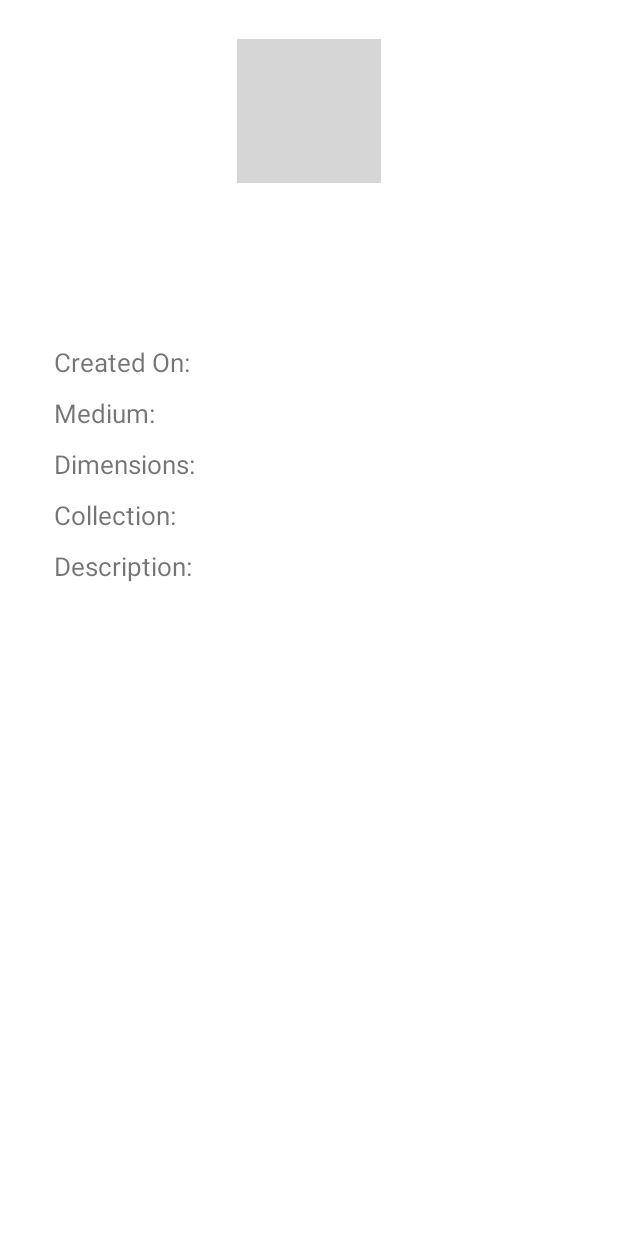
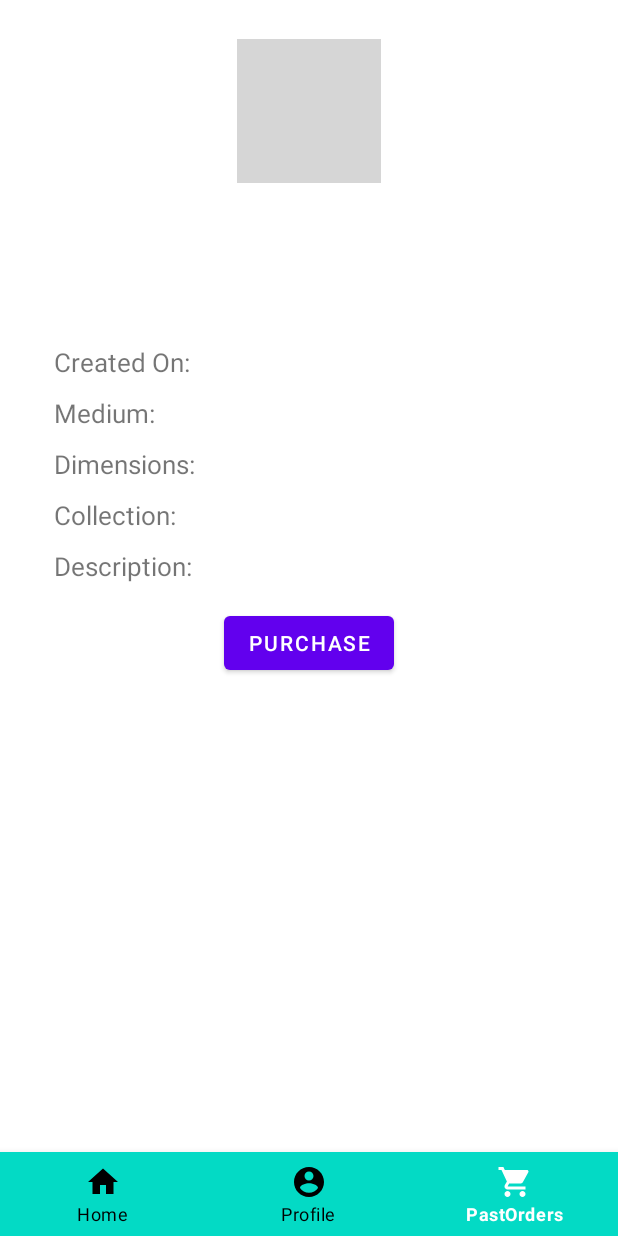
Before and after one commit to McGill-ECSE321-Fall2020/project-group-16, an Android app: the ViewArtwork screen opened directly, with no data from a screen before it, on a phone screen of 412 x 824 dp. Run offline under Robolectric (Android 15) with nearby library versions, the phone set to English and light mode, and no system bars; our stand-ins replace Picasso; libraries missing offline, so code that uses them is left out: com.loopj.android, cz.msebera.android; pictures from the network do not load; 1 statement that could not run was skipped; grey boxes are pictures that could not be loaded.

Commit message:
Finished view artwork functionality

```diff
--- a/ArtGalleryApplication-Android/app/src/main/java/ca/mcgill/ecse321/artgalleryapplication/Home.java
+++ b/ArtGalleryApplication-Android/app/src/main/java/ca/mcgill/ecse321/artgalleryapplication/Home.java
@@ -62,8 +62,6 @@ public class Home extends AppCompatActivity {
                 return false;
             }
         });
-
-
     }
 
     @Override
--- a/ArtGalleryApplication-Android/app/src/main/res/layout/activity_view_artwork.xml
+++ b/ArtGalleryApplication-Android/app/src/main/res/layout/activity_view_artwork.xml
@@ -1,15 +1,20 @@
 <?xml version="1.0" encoding="utf-8"?>
-<androidx.constraintlayout.widget.ConstraintLayout xmlns:android="http://schemas.android.com/apk/res/android"
+<RelativeLayout
+    xmlns:android="http://schemas.android.com/apk/res/android"
     xmlns:app="http://schemas.android.com/apk/res-auto"
     android:layout_width="match_parent"
     android:layout_height="match_parent"
-    android:paddingBottom="@dimen/activity_vertical_margin"
-    android:paddingLeft="@dimen/activity_horizontal_margin"
-    android:paddingRight="@dimen/activity_horizontal_margin"
-    android:paddingTop="@dimen/activity_vertical_margin"
     xmlns:tools="http://schemas.android.com/tools"
     app:layout_behavior="@string/appbar_scrolling_view_behavior"
     tools:context=".ViewArtwork">
+
+    <ScrollView
+        android:layout_width="fill_parent"
+        android:layout_height="fill_parent"
+        android:layout_marginBottom="56dp"
+        android:paddingLeft="@dimen/activity_horizontal_margin"
+        android:paddingRight="@dimen/activity_horizontal_margin"
+        android:paddingTop="@dimen/activity_vertical_margin">
 
     <LinearLayout
         android:layout_height="wrap_content"
@@ -39,7 +44,7 @@
                 android:layout_height="wrap_content"
                 android:adjustViewBounds="true"
                 android:layout_gravity="center_horizontal"
-                android:maxHeight="350dp"
+                android:maxHeight="400dp"
                 android:background="@drawable/image_border"
                 android:padding="12dp"
                 android:contentDescription="@string/artwork_image_description"
@@ -119,36 +124,36 @@
                     android:layout_height="wrap_content"
                     android:layout_width="wrap_content"
                     android:layout_marginTop="10dp"
+                    android:layout_marginBottom="15dp"
                     android:paddingHorizontal="10dp"
                     android:layout_gravity="start"
                     android:textSize="17sp"
                     android:text="Description: "/>
 
             </LinearLayout>
-<!--            <EditText-->
-<!--                android:id="@+id/username_checkout"-->
-<!--                android:layout_width="match_parent"-->
-<!--                android:layout_height="match_parent"-->
-<!--                android:layout_gravity="center"-->
-<!--                android:hint="@string/username_hint"-->
-<!--                android:inputType="text" />-->
 
-<!--            <EditText-->
-<!--                android:id="@+id/artworkId_checkout"-->
-<!--                android:layout_width="match_parent"-->
-<!--                android:layout_height="wrap_content"-->
-<!--                android:layout_gravity="center"-->
-<!--                android:hint="@string/artworkId_hint"-->
-<!--                android:inputType="number" />-->
+            <Button
+                android:id="@+id/purchase_button"
+                android:layout_width="wrap_content"
+                android:layout_height="wrap_content"
+                android:layout_gravity="center"
+                android:layout_marginBottom="15dp"
+                android:text="@string/purchase_button"
+                android:clickable="true"
+                android:onClick="goToCheckoutActivity"/>
 
-<!--            <Button-->
-<!--                android:layout_width="wrap_content"-->
-<!--                android:layout_height="wrap_content"-->
-<!--                android:layout_gravity="center"-->
-<!--                android:text="@string/placeorder_button"-->
-<!--                android:onClick="placeOrder"/>-->
         </LinearLayout>
 
     </LinearLayout>
+</ScrollView>
 
-</androidx.constraintlayout.widget.ConstraintLayout>
+    <com.google.android.material.bottomnavigation.BottomNavigationView
+        android:layout_width="match_parent"
+        android:layout_height="wrap_content"
+        android:id="@+id/bottom_navigation"
+        app:itemBackground="@color/teal_200"
+        app:itemTextColor="@drawable/selector"
+        app:itemIconTint="@drawable/selector"
+        app:menu="@menu/menu_navigation"
+        android:layout_alignParentBottom="true"/>
+</RelativeLayout>
--- a/ArtGalleryApplication-Android/app/src/main/res/values/strings.xml
+++ b/ArtGalleryApplication-Android/app/src/main/res/values/strings.xml
@@ -24,4 +24,5 @@
     <string name="checkout_test_button">Checkout {Test}</string>
     <string name="artwork_image_description">Artwork Image</string>
     <string name="view_artwork_test_button">View Artwork {TEST}</string>
+    <string name="purchase_button">Purchase</string>
 </resources>
```
Also changed, not shown: ArtGalleryApplication-Android/app/src/main/java/ca/mcgill/ecse321/artgalleryapplication/Checkout.java (+9 -4 lines), ArtGalleryApplication-Android/app/src/main/java/ca/mcgill/ecse321/artgalleryapplication/ViewArtwork.java (+59 -6 lines).
